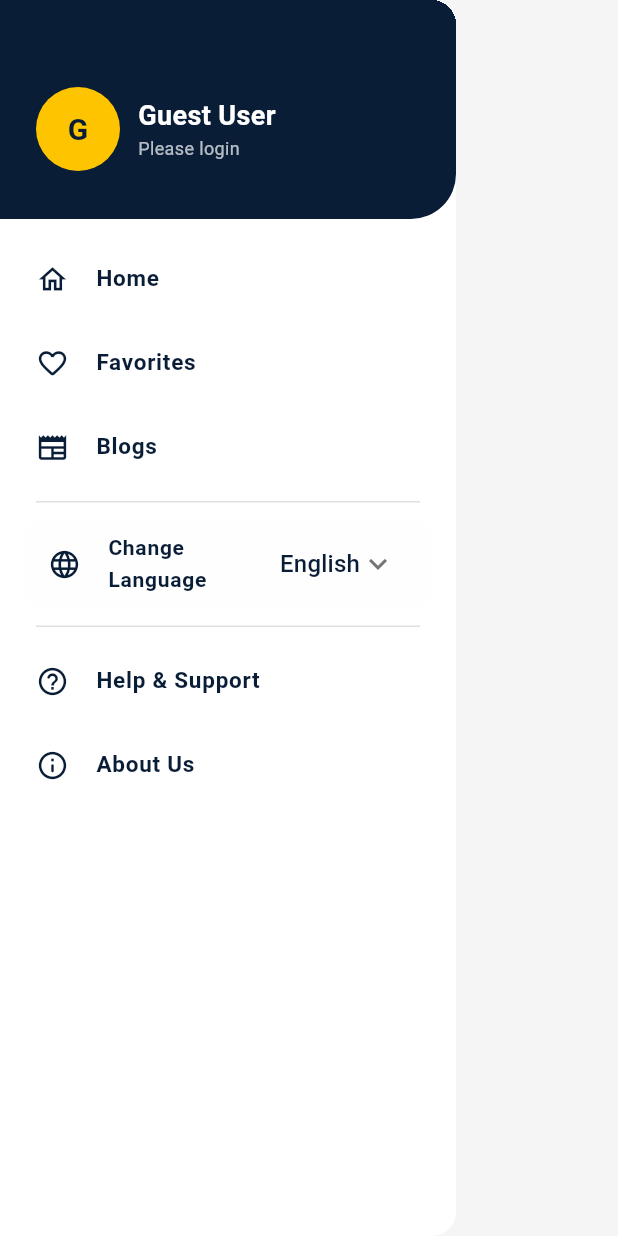
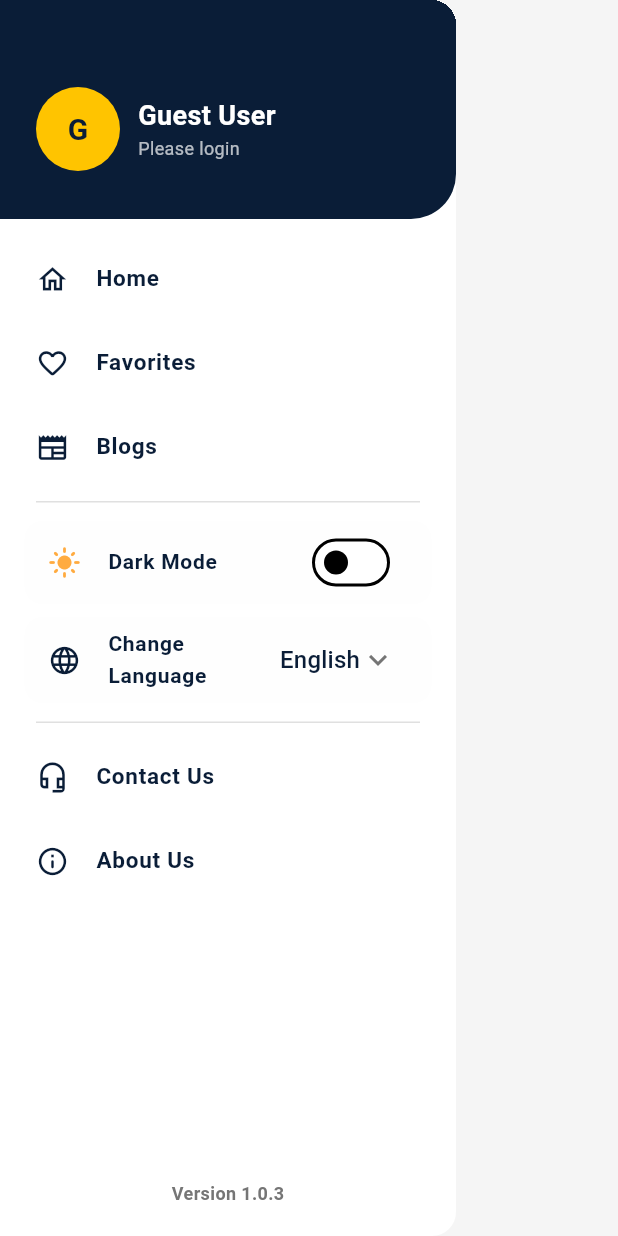
Before and after one commit to AbdullahJatoi007/Mera-Ashiana, a Flutter app: the CustomDrawer widget shown alone on an empty page, opened directly, on a phone screen of 412 x 824 dp. Run offline on Flutter 3.47's test engine with Material 3 defaults, Android fonts, the phone set to English and light mode, and no system bars; our stand-ins replace connectivity_plus, dio, flutter_secure_storage, image_picker, shared_preferences; accounts and stored records are empty; network calls fail; statements that could not run were skipped.

Commit message:
minor issues fixed

```diff
--- a/lib/l10n/app_localizations.dart
+++ b/lib/l10n/app_localizations.dart
@@ -217,12 +217,6 @@ abstract class AppLocalizations {
   /// In en, this message translates to:
   /// **'Messages'**
   String get messages;
-
-  /// No description provided for @helpSupport.
-  ///
-  /// In en, this message translates to:
-  /// **'Help & Support'**
-  String get helpSupport;
 
   /// No description provided for @aboutUs.
   ///
--- a/lib/l10n/app_localizations_en.dart
+++ b/lib/l10n/app_localizations_en.dart
@@ -68,9 +68,6 @@ class AppLocalizationsEn extends AppLocalizations {
 
   @override
   String get messages => 'Messages';
-
-  @override
-  String get helpSupport => 'Help & Support';
 
   @override
   String get aboutUs => 'About Us';
--- a/lib/l10n/app_localizations_ur.dart
+++ b/lib/l10n/app_localizations_ur.dart
@@ -68,9 +68,6 @@ class AppLocalizationsUr extends AppLocalizations {
 
   @override
   String get messages => 'پیغامات';
-
-  @override
-  String get helpSupport => 'مدد اور تعاون';
 
   @override
   String get aboutUs => 'رازداری کی پالیسی';
--- a/lib/l10n/intl_en.arb
+++ b/lib/l10n/intl_en.arb
@@ -19,7 +19,7 @@
   "myListings": "My Listings",
   "favorites": "Favorites",
   "messages": "Messages",
-  "helpSupport": "Help & Support",
+
   "aboutUs": "About Us",
   "termsConditions": "Terms & Conditions",
   "listings": "Listings",
--- a/lib/l10n/intl_ur.arb
+++ b/lib/l10n/intl_ur.arb
@@ -19,7 +19,6 @@
   "myListings": "میری لسٹنگز",
   "favorites": "پسندیدہ",
   "messages": "پیغامات",
-  "helpSupport": "مدد اور تعاون",
   "aboutUs": "رازداری کی پالیسی",
   "termsConditions": "شرائط و ضوابط",
   "listings": "لسٹنگز",
--- a/lib/screens/drawer/custom_drawer.dart
+++ b/lib/screens/drawer/custom_drawer.dart
@@ -5,7 +5,7 @@ import 'package:mera_ashiana/screens/account_settings_screen.dart';
 import 'package:mera_ashiana/screens/drawer/widgets/drawer_header.dart';
 import 'package:mera_ashiana/screens/blogs_screen.dart';
 import 'package:mera_ashiana/base_screens/favourite_screen.dart';
-import 'package:mera_ashiana/main.dart';
+import 'package:mera_ashiana/main.dart'; // Ensure appThemeMode and appLocale are imported
 import 'package:mera_ashiana/services/auth_state.dart';
 import 'package:mera_ashiana/theme/app_colors.dart';
 import 'package:url_launcher/url_launcher.dart';
@@ -13,14 +13,10 @@ import 'package:url_launcher/url_launcher.dart';
 class CustomDrawer extends StatelessWidget {
   const CustomDrawer({super.key});
 
-  // 🌐 URL launcher
   void _launchURL(String url) async {
     final Uri uri = Uri.parse(url);
-
     if (await canLaunchUrl(uri)) {
       await launchUrl(uri, mode: LaunchMode.externalApplication);
-    } else {
-      debugPrint("Could not launch $url");
     }
   }
 
@@ -31,9 +27,7 @@ class CustomDrawer extends StatelessWidget {
     final isDark = theme.brightness == Brightness.dark;
 
     return Drawer(
-      // 🌙 FIXED DARK MODE BACKGROUND
       backgroundColor: isDark ? const Color(0xFF121212) : AppColors.white,
-
       child: Column(
         children: <Widget>[
           const CustomDrawerHeader(),
@@ -42,7 +36,6 @@ class CustomDrawer extends StatelessWidget {
             child: ListView(
               padding: const EdgeInsets.symmetric(vertical: 12),
               children: <Widget>[
-                // 🏠 Home
                 _buildMenuItem(
                   context,
                   loc.home,
@@ -51,7 +44,6 @@ class CustomDrawer extends StatelessWidget {
                   isDark: isDark,
                 ),
 
-                // ❤️ Favorites (AUTH ONLY)
                 ValueListenableBuilder<bool>(
                   valueListenable: AuthState.isLoggedIn,
                   builder: (context, isLoggedIn, _) {
@@ -61,7 +53,6 @@ class CustomDrawer extends StatelessWidget {
                       Icons.favorite_border_rounded,
                       () {
                         Navigator.pop(context);
-
                         if (isLoggedIn) {
                           Navigator.push(
                             context,
@@ -70,9 +61,8 @@ class CustomDrawer extends StatelessWidget {
                             ),
                           );
                         } else {
-                          // silently ignore OR show snackbar if you want
                           ScaffoldMessenger.of(context).showSnackBar(
-                            SnackBar(
+                            const SnackBar(
                               content: Text("Please login to access favorites"),
                             ),
                           );
@@ -83,7 +73,6 @@ class CustomDrawer extends StatelessWidget {
                   },
                 ),
 
-                // 📰 Blogs
                 _buildMenuItem(
                   context,
                   loc.blogs,
@@ -100,30 +89,53 @@ class CustomDrawer extends StatelessWidget {
 
                 _buildDivider(isDark),
 
-                // ⚙️ Account Settings (ONLY if logged in)
-                ValueListenableBuilder<bool>(
-                  valueListenable: AuthState.isLoggedIn,
-                  builder: (context, isLoggedIn, _) {
-                    if (!isLoggedIn) {
-                      return const SizedBox.shrink();
-                    }
-
-                    return _buildMenuItem(
-                      context,
-                      loc.accountSettings,
-                      Icons.settings_outlined,
-                      () {
-                        Navigator.pop(context);
-                        Navigator.push(
-                          context,
-                          MaterialPageRoute(
-                            builder: (_) => const AccountSettingsScreen(),
+                // 🌙 DARK MODE TOGGLE
+                Padding(
+                  padding: const EdgeInsets.symmetric(
+                    horizontal: 16,
+                    vertical: 4,
+                  ),
+                  child: Container(
+                    decoration: BoxDecoration(
+                      color: isDark
+                          ? const Color(0xFF1E1E1E)
+                          : AppColors.background.withOpacity(0.05),
+                      borderRadius: BorderRadius.circular(12),
+                    ),
+                    child: ValueListenableBuilder<ThemeMode>(
+                      valueListenable: appThemeMode,
+                      builder: (context, currentMode, _) {
+                        return ListTile(
+                          leading: Icon(
+                            isDark ? Icons.dark_mode : Icons.light_mode,
+                            color: isDark
+                                ? const Color(0xFFFFD54F)
+                                : Colors.orangeAccent,
+                            size: 22,
+                          ),
+                          title: Text(
+                            loc.darkMode,
+                            style: TextStyle(
+                              color: isDark
+                                  ? Colors.white70
+                                  : AppColors.textDark,
+                              fontWeight: FontWeight.w600,
+                              fontSize: 14,
+                            ),
+                          ),
+                          trailing: Switch.adaptive(
+                            value: isDark,
+                            activeColor: const Color(0xFFFFD54F),
+                            onChanged: (v) {
+                              appThemeMode.value = v
+                                  ? ThemeMode.dark
+                                  : ThemeMode.light;
+                            },
                           ),
                         );
                       },
-                      isDark: isDark,
-                    );
-                  },
+                    ),
+                  ),
                 ),
 
                 // 🌐 Language Selector
@@ -173,9 +185,7 @@ class CustomDrawer extends StatelessWidget {
                           DropdownMenuItem(value: 'ur', child: Text(loc.urdu)),
                         ],
                         onChanged: (value) {
-                          if (value != null) {
-                            appLocale.value = Locale(value);
-                          }
+                          if (value != null) appLocale.value = Locale(value);
                         },
                       ),
                     ),
@@ -184,16 +194,14 @@ class CustomDrawer extends StatelessWidget {
 
                 _buildDivider(isDark),
 
-                // ❓ Help
                 _buildMenuItem(
                   context,
-                  loc.helpSupport,
-                  Icons.help_outline_rounded,
+                  "Contact Us",
+                  Icons.headset_mic_outlined,
                   () => _launchURL('https://mera-ashiana.com/contact'),
                   isDark: isDark,
                 ),
 
-                // ℹ️ About
                 _buildMenuItem(
                   context,
                   loc.aboutUs,
@@ -205,41 +213,22 @@ class CustomDrawer extends StatelessWidget {
             ),
           ),
 
-          // 🚪 Logout (ONLY when logged in)
-          ValueListenableBuilder<bool>(
-            valueListenable: AuthState.isLoggedIn,
-            builder: (context, isLoggedIn, _) {
-              if (!isLoggedIn) return const SizedBox.shrink();
-
-              return Container(
-                margin: const EdgeInsets.all(16),
-                decoration: BoxDecoration(
-                  color: AppColors.errorRed.withOpacity(0.1),
-                  borderRadius: BorderRadius.circular(12),
-                ),
-                child: _buildMenuItem(
-                  context,
-                  loc.logout,
-                  Icons.logout_rounded,
-                  () {
-                    Navigator.pop(context);
-                    AuthHelper.showLogoutDialog(context);
-                  },
-                  iconColor: AppColors.errorRed,
-                  textColor: AppColors.errorRed,
-                  isDark: isDark,
-                ),
-              );
-            },
+          // 🔢 VERSION INFO
+          Padding(
+            padding: const EdgeInsets.symmetric(vertical: 20),
+            child: Text(
+              'Version 1.0.3',
+              style: TextStyle(
+                color: isDark ? Colors.white38 : AppColors.textGrey,
+                fontSize: 12,
+                fontWeight: FontWeight.w600,
+              ),
+            ),
           ),
-
-          const SizedBox(height: 10),
         ],
       ),
     );
   }
-
-  // ─────────────────────────────────────────────
 
   Widget _buildDivider(bool isDark) {
     return Padding(
@@ -262,7 +251,6 @@ class CustomDrawer extends StatelessWidget {
   }) {
     final Color finalIconColor =
         iconColor ?? (isDark ? AppColors.accentYellow : AppColors.primaryNavy);
-
     final Color finalTextColor =
         textColor ?? (isDark ? Colors.white70 : AppColors.textDark);
 
```
Also changed, not shown: lib/screens/drawer/widgets/drawer_footer.dart (+16 -13 lines).
